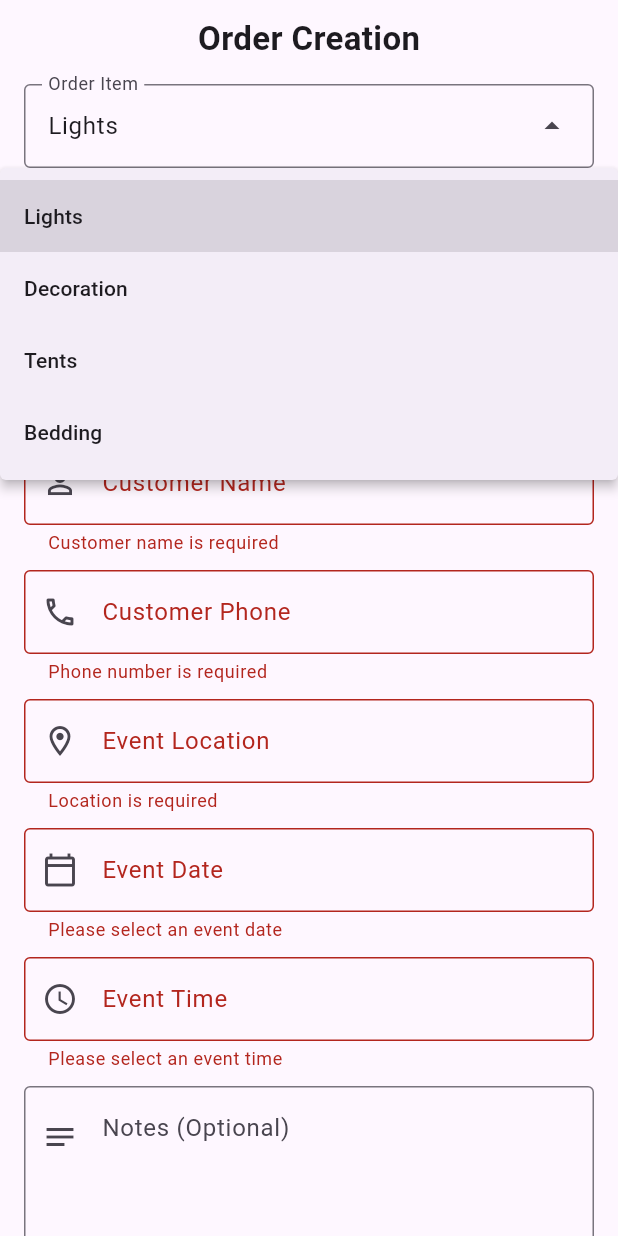
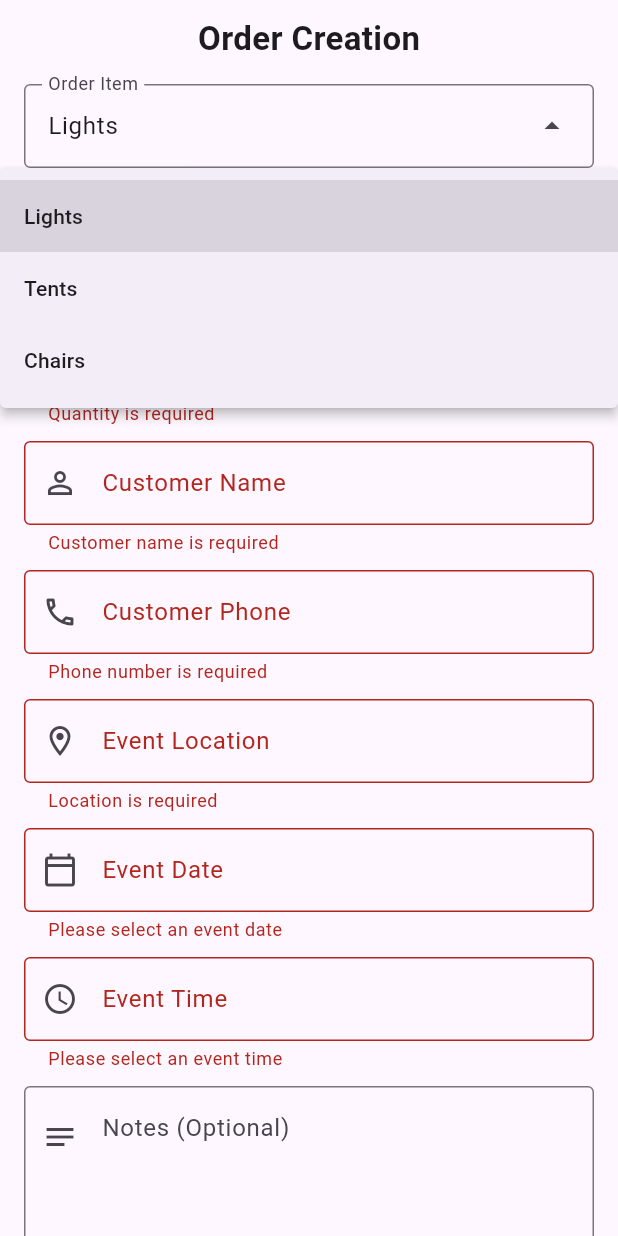
Before and after one commit to sowmiya1102/ordms, a Flutter app: the CreateOrder screen opened directly, after a tap on "Save Order", after a tap on "Lights", on a phone screen of 412 x 824 dp. Run offline on Flutter 3.47's test engine with Material 3 defaults, Android fonts, the phone set to English and light mode, and no system bars; our stand-ins replace cloud_firestore, firebase_auth, firebase_core, google_sign_in; accounts and stored records are empty.

Commit message:
feat: implemented the create order api  inetg

```diff
--- /dev/null
+++ b/lib/data/models/create_order_model.dart
@@ -0,0 +1,63 @@
+class CreateOrderModel {
+  final String id;
+  final String orderItem;
+  final String itemName;
+  final int quantity;
+  final String customerName;
+  final String phone;
+  final String location;
+  final String eventDate;
+  final String eventTime;
+  final String notes;
+  final DateTime createdAt;
+  final int status;
+
+  CreateOrderModel({
+    required this.id,
+    required this.orderItem,
+    required this.itemName,
+    required this.quantity,
+    required this.customerName,
+    required this.phone,
+    required this.location,
+    required this.eventDate,
+    required this.eventTime,
+    required this.notes,
+    required this.createdAt,
+    required this.status
+  });
+
+  factory CreateOrderModel.fromJson(Map<String, dynamic> json) {
+    return CreateOrderModel(
+      id: json['id'] ?? '',
+      orderItem: json['orderItem'] ?? '',
+      itemName: json['itemName'] ?? '',
+      quantity: json['quantity'] ?? 0,
+      customerName: json['customerName'] ?? '',
+      phone: json['phone'] ?? '',
+      location: json['location'] ?? '',
+      eventDate: json['eventDate'] ?? '',
+      eventTime: json['eventTime'] ?? '',
+      notes: json['notes'] ?? '',
+      createdAt: DateTime.parse(json['createdAt']),
+      status: json['status'] ?? 0
+    );
+  }
+
+  Map<String, dynamic> toJson() {
+    return {
+      'id': id,
+      'orderItem': orderItem,
+      'itemName': itemName,
+      'quantity': quantity,
+      'customerName': customerName,
+      'phone': phone,
+      'location': location,
+      'eventDate': eventDate,
+      'eventTime': eventTime,
+      'notes': notes,
+      'createdAt': createdAt.toIso8601String(),
+      'status': status
+    };
+  }
+}
--- a/lib/view/orders/create_order.dart
+++ b/lib/view/orders/create_order.dart
@@ -1,4 +1,6 @@
 import 'package:flutter/material.dart';
+import 'package:ordms/viewmodels/order_view_model.dart';
+import 'package:provider/provider.dart';
 
 class CreateOrder extends StatefulWidget {
   const CreateOrder({super.key});
@@ -11,9 +13,8 @@ class _CreateOrderState extends State<CreateOrder> {
   String? selectedItem;
   var orderItems = [
       'Lights',
-      'Decoration',
       'Tents',
-      'Bedding',
+      'Chairs',
   ];
   final TextEditingController orderItemController = TextEditingController();
   final TextEditingController itemNameController = TextEditingController();
@@ -280,16 +281,80 @@ class _CreateOrderState extends State<CreateOrder> {
                   child: SizedBox(
                     width: double.infinity,
                     height: 55,
-                    child: ElevatedButton.icon(
-                      onPressed: () {
-                        if (_formKey.currentState!.validate()) {
-                          // Save order
+                    child: Selector<OrderViewModel, bool>(
+                      selector: (_, vm) => vm.isLoading,
+                      builder: (context, isLoading, child) {
+                        return ElevatedButton.icon(
+                          onPressed: isLoading
+                              ? null
+                              : () async {
+                                  if (!_formKey.currentState!.validate()) {
+                                    return;
+                                  }
+
+                                  if (selectedItem == null) {
+                                    ScaffoldMessenger.of(context).showSnackBar(
+                                      const SnackBar(
+                                        content: Text("Please select an order item"),
+                                      ),
+                                    );
+                                    return;
+                                  }
+
+                                  final success =
+                                      await context.read<OrderViewModel>().createOrder(
+                                            orderItem: selectedItem!,
+                                            itemName: itemNameController.text.trim(),
+                                            quantity:
+                                                int.parse(quantityController.text.trim()),
+                                            customerName:
+                                                customerNameController.text.trim(),
+                                            phone: phoneController.text.trim(),
+                                            location: locationController.text.trim(),
+                                            eventDate: eventDateController.text,
+                                            eventTime: eventTimeController.text,
+                                            notes: notesController.text.trim(),
+                                            status: 0,
+                                          );
+
+                                  if (!context.mounted) return;
+
+                                  if (success) {
+                                    ScaffoldMessenger.of(context).showSnackBar(
+                                      const SnackBar(
+                                        content: Text("Order Created Successfully"),
+                                      ),
+                                    );
+
+                                    _formKey.currentState!.reset();
+
+                                    itemNameController.clear();
+                                    quantityController.clear();
+                                    customerNameController.clear();
+                                    phoneController.clear();
+                                    locationController.clear();
+                                    eventDateController.clear();
+                                    eventTimeController.clear();
+                                    notesController.clear();
+
+                                    setState(() {
+                                      selectedItem = null;
+                                    });
                                   }
                                 },
-                      icon: const Icon(Icons.save_outlined),
-                      label: const Text(
-                        "Save Order",
-                        style: TextStyle(
+                          icon: isLoading
+                              ? const SizedBox(
+                                  width: 20,
+                                  height: 20,
+                                  child: CircularProgressIndicator(
+                                    strokeWidth: 2,
+                                    color: Colors.white,
+                                  ),
+                                )
+                              : const Icon(Icons.save_outlined),
+                          label: Text(
+                            isLoading ? "Saving..." : "Save Order",
+                            style: const TextStyle(
                               fontSize: 16,
                               fontWeight: FontWeight.w600,
                             ),
@@ -302,9 +367,11 @@ class _CreateOrderState extends State<CreateOrder> {
                               borderRadius: BorderRadius.circular(12),
                             ),
                           ),
+                        );
+                      },
                     ),
                   ),
-                ),
+                )
               ],
             ),
           ),
```
Also changed, not shown: lib/data/repositories/order_repository.dart (added, +28 -0 lines), lib/data/services/order_service.dart (added, +49 -0 lines), lib/main.dart (+11 -12 lines), lib/viewmodels/order_view_model.dart (added, +55 -0 lines). Lines whose indentation alone changed are shown as unchanged.
